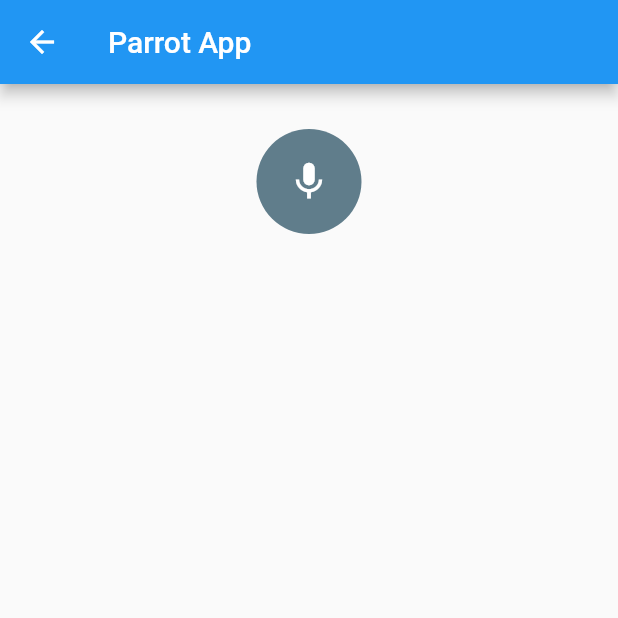
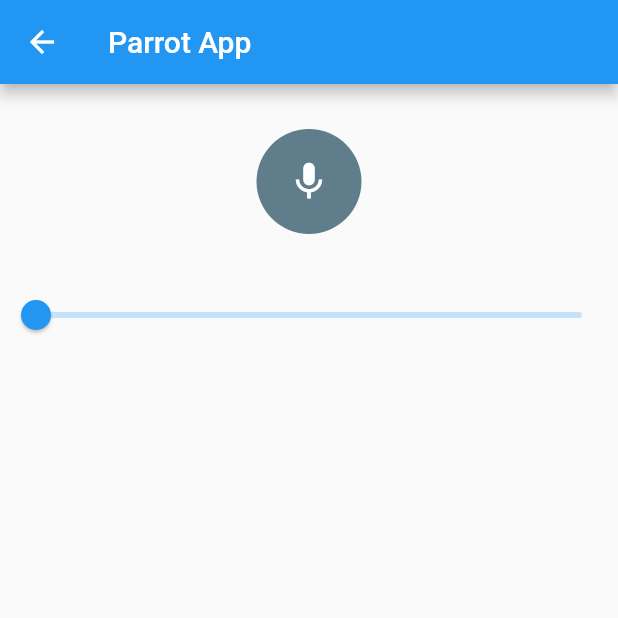
Before and after one commit to dpars34/parrot-app, a Flutter app: the UploadRecordScreen screen opened directly, after a tap on the "mic" icon, on a phone screen of 412 x 824 dp, the top half of it. Run offline on Flutter 3.47's test engine with Material 2 defaults, Android fonts, the phone set to English and light mode, and no system bars; our stand-ins replace audioplayers, cloud_firestore, firebase_core, permission_handler; missing offline and left inert: flutter_sound; accounts and stored records are empty.

Commit message:
recording functionality added

```diff
--- a/lib/screens/upload/upload_record_screen.dart
+++ b/lib/screens/upload/upload_record_screen.dart
@@ -1,4 +1,7 @@
+import 'package:audioplayers/audioplayers.dart';
 import 'package:flutter/material.dart';
+import 'package:flutter_sound/flutter_sound.dart';
+import 'package:permission_handler/permission_handler.dart';
 
 class UploadRecordScreen extends StatefulWidget {
   const UploadRecordScreen({Key? key}) : super(key: key);
@@ -8,6 +11,49 @@ class UploadRecordScreen extends StatefulWidget {
 }
 
 class _UploadRecordScreenState extends State<UploadRecordScreen> {
+  final recorder = FlutterSoundRecorder();
+  final audioPlayer = AudioPlayer();
+
+  bool isRecorderReady = false;
+  bool isPlaying = false;
+  Duration duration = Duration.zero;
+  Duration position = Duration.zero;
+
+  @override
+  void initState() {
+    super.initState();
+    initRecorder();
+  }
+
+  @override
+  void dispose() {
+    recorder.closeRecorder();
+    super.dispose();
+  }
+
+  Future initRecorder() async {
+    final status = await Permission.microphone.request();
+
+    if (status != PermissionStatus.granted) {
+      throw 'Microphone permission not granted';
+    }
+
+    await recorder.openRecorder();
+    isRecorderReady = true;
+  }
+
+  Future record() async {
+    await recorder.startRecorder(toFile: 'audio');
+  }
+
+  Future stop() async {
+    if (!isRecorderReady) return;
+
+    final path = await recorder.stopRecorder();
+
+    print('Recorded Audio: $path');
+  }
+
   @override
   Widget build(BuildContext context) {
     return Scaffold(
@@ -19,23 +65,41 @@ class _UploadRecordScreenState extends State<UploadRecordScreen> {
           const SizedBox(height: 30),
           Center(
             child: Ink(
-              decoration: const BoxDecoration(
+                decoration: const BoxDecoration(
                 color: Colors.blueGrey,
                 shape: BoxShape.circle,
               ),
               child: InkWell(
                 borderRadius: BorderRadius.circular(1000.0),
-                onTap: () {},
-                child: const Padding(
-                  padding:EdgeInsets.all(20.0),
+                onTap: () async {
+                  if (recorder.isRecording) {
+                    await stop();
+                  } else {
+                    await record();
+                  }
+                  setState(() {});
+                },
+                child: Padding(
+                  padding: const EdgeInsets.all(20.0),
                   child: Icon(
-                    Icons.mic,
+                    recorder.isRecording ? Icons.stop : Icons.mic,
                     size: 30.0,
                     color: Colors.white,
                   ),
                 ),
               ),
             ),
+          ),
+          const SizedBox(height: 30),
+          Column(
+            children: [
+              Slider(
+                min: 0,
+                max: duration.inSeconds.toDouble(),
+                value: position.inSeconds.toDouble(),
+                onChanged: (value) async {},
+              )
+            ],
           )
         ],
       ),
--- a/pubspec.yaml
+++ b/pubspec.yaml
@@ -38,6 +38,9 @@ dependencies:
   cupertino_icons: ^1.0.2
   firebase_core: ^2.1.1
   cloud_firestore: ^4.0.3
+  flutter_sound: ^9.2.13
+  permission_handler: ^10.2.0
+  audioplayers: ^1.1.1
 
 dev_dependencies:
   flutter_test:
```
Also changed, not shown: lib/components/record_button.dart (added, +35 -0 lines), pubspec.lock, 5 other files.
